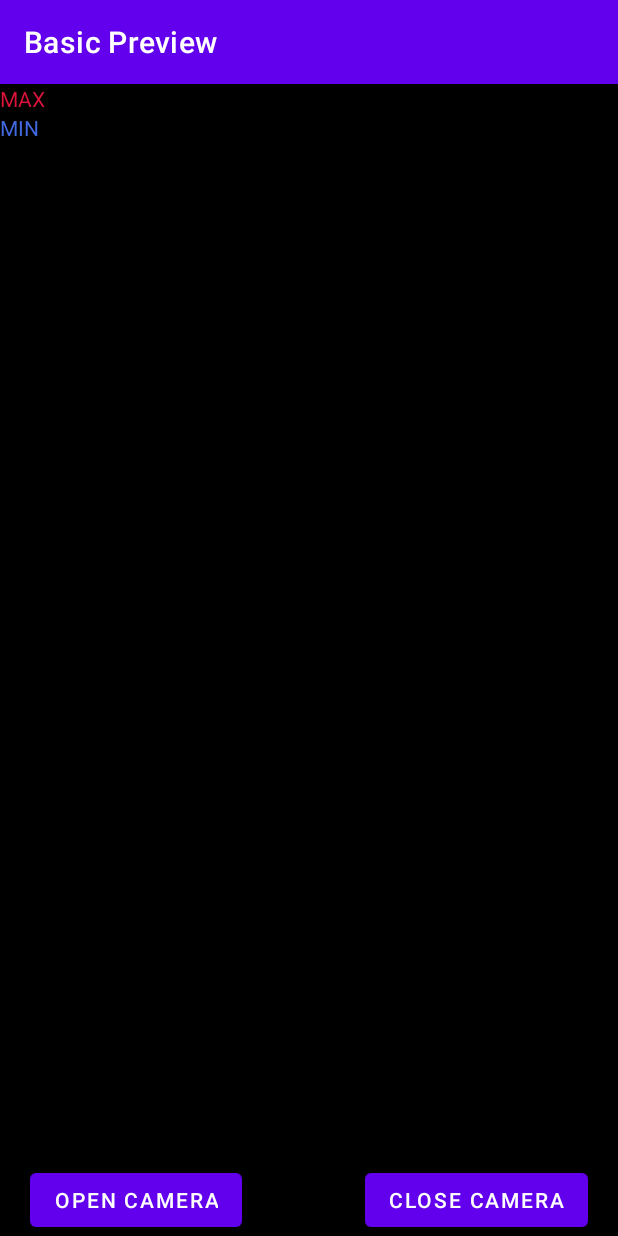
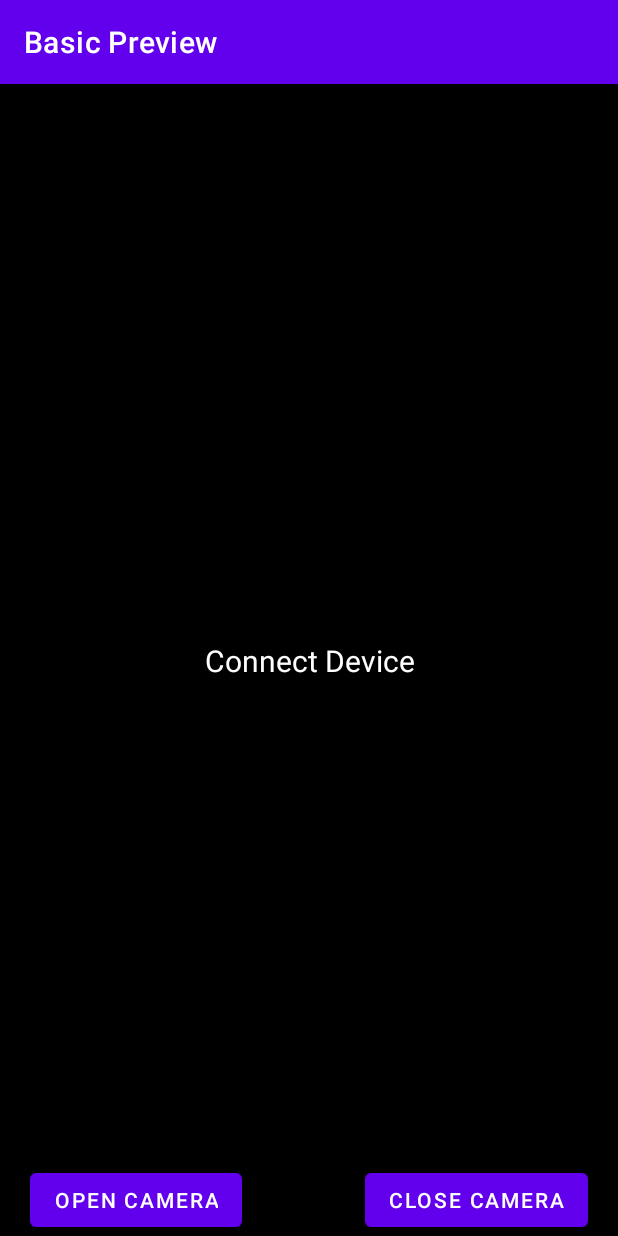
Before and after one commit to colourfate/ThermalEyes, an Android app: the screen it shows after launch (MainActivity), on a phone screen of 412 x 824 dp. Run offline under Robolectric (Android 15) with nearby library versions, the phone set to English and light mode, and no system bars; libraries missing offline, so code that uses them is left out: com.felhr.usbserial, com.herohan.uvcapp, com.hjq.permissions, com.serenegiant.usb; 10 statements that could not run were skipped.

Commit message:
Set view visibility and implement reset function

```diff
--- a/app/src/main/java/com/example/thermaleyes/MainActivity.java
+++ b/app/src/main/java/com/example/thermaleyes/MainActivity.java
@@ -46,7 +46,7 @@ public class MainActivity extends AppCompatActivity implements View.OnClickListe
 
     private ICameraHelper mCameraHelper;
     private ImageView mFusionImagePreview;
-    private TextView mMaxTempTestView, mMinTempTestView;
+    private TextView mMaxTempTestView, mMinTempTestView, mConnectTextView;
 
     private NV21ToBitmap mNv21ToBitmap;
     private ParameterDialogFragment mControlsDialog;
@@ -72,9 +72,6 @@ public class MainActivity extends AppCompatActivity implements View.OnClickListe
             mIsCameraConnected = true;
 
             runOnUiThread(() -> {
-                if (mFusionImagePreview.getVisibility() != View.VISIBLE) {
-                    mFusionImagePreview.setVisibility(View.VISIBLE);
-                }
                 mFusionImagePreview.setImageBitmap(scaleBm);
                 invalidateOptionsMenu();
             });
@@ -143,8 +140,9 @@ public class MainActivity extends AppCompatActivity implements View.OnClickListe
         for (int i = 0; i < tempCoordinate.length; i++) {
             int x = (int)(tempCoordinate[i].x * xScale);
             int y = (int)(tempCoordinate[i].y * yScale);
-            Rect rect = new Rect(x, y, x + bitmap.getWidth() / ThermalDevice.IMAGE_WIDTH,
-                    y + bitmap.getHeight() / ThermalDevice.IMAGE_HEIGHT);
+            int unit = bitmap.getWidth() / ThermalDevice.IMAGE_WIDTH;
+            Rect rect = new Rect(x - unit / 2, y - unit / 2, x + unit / 2,
+                    y + unit / 2);
 
             if (i == 0) {
                 paint.setColor(Color.RED);
@@ -159,6 +157,7 @@ public class MainActivity extends AppCompatActivity implements View.OnClickListe
         mFusionImagePreview = findViewById(R.id.ivFusionImagePreview);
         mMaxTempTestView = findViewById(R.id.tvMaxTemperature);
         mMinTempTestView = findViewById(R.id.tvMinTemperature);
+        mConnectTextView = findViewById(R.id.tvConnectHip);
 
         Button btnOpenCamera = findViewById(R.id.btnOpenCamera);
         btnOpenCamera.setOnClickListener(this);
@@ -214,6 +213,10 @@ public class MainActivity extends AppCompatActivity implements View.OnClickListe
 
             if (CAM_DISPLAY) Log.v(TAG, "onAttach:");
             selectDevice(device);
+            mFusionImagePreview.setVisibility(View.VISIBLE);
+            mConnectTextView.setVisibility(View.GONE);
+            mMaxTempTestView.setVisibility(View.VISIBLE);
+            mMinTempTestView.setVisibility(View.VISIBLE);
 
             try {
                 mThermalDevice.connect();
@@ -289,6 +292,9 @@ public class MainActivity extends AppCompatActivity implements View.OnClickListe
             }
             if (CAM_DISPLAY) Log.v(TAG, "onDetach:");
             mFusionImagePreview.setVisibility(View.GONE);
+            mConnectTextView.setVisibility(View.VISIBLE);
+            mMaxTempTestView.setVisibility(View.GONE);
+            mMinTempTestView.setVisibility(View.GONE);
         }
 
         @Override
--- a/app/src/main/res/layout/activity_main.xml
+++ b/app/src/main/res/layout/activity_main.xml
@@ -21,6 +21,15 @@
             android:id="@+id/ivFusionImagePreview"
             android:layout_width="wrap_content"
             android:layout_height="wrap_content" />
+        <TextView
+            android:id="@+id/tvConnectHip"
+            android:layout_width="wrap_content"
+            android:layout_height="wrap_content"
+            android:text="Connect Device"
+            android:gravity="center"
+            android:layout_gravity="center"
+            android:textSize="20sp"
+            android:textColor="@color/WHITE" />
     </FrameLayout>
 
     <RelativeLayout
@@ -56,14 +65,18 @@
         android:id="@+id/tvMaxTemperature"
         android:layout_width="wrap_content"
         android:layout_height="wrap_content"
-        android:text="MAX"
+        android:layout_marginStart="20dp"
+        android:layout_marginTop="5dp"
+        android:textSize="16sp"
         android:textColor="@color/CRIMSON" />
 
     <TextView
         android:id="@+id/tvMinTemperature"
         android:layout_width="wrap_content"
         android:layout_height="wrap_content"
-        android:text="MIN"
+        android:layout_marginStart="20dp"
+        android:layout_marginTop="5dp"
+        android:textSize="16sp"
         android:textColor="@color/ROYALBLUE" />
 </LinearLayout>
 
```
Also changed, not shown: app/src/main/java/com/example/thermaleyes/ParameterDialogFragment.java (+37 -11 lines).
